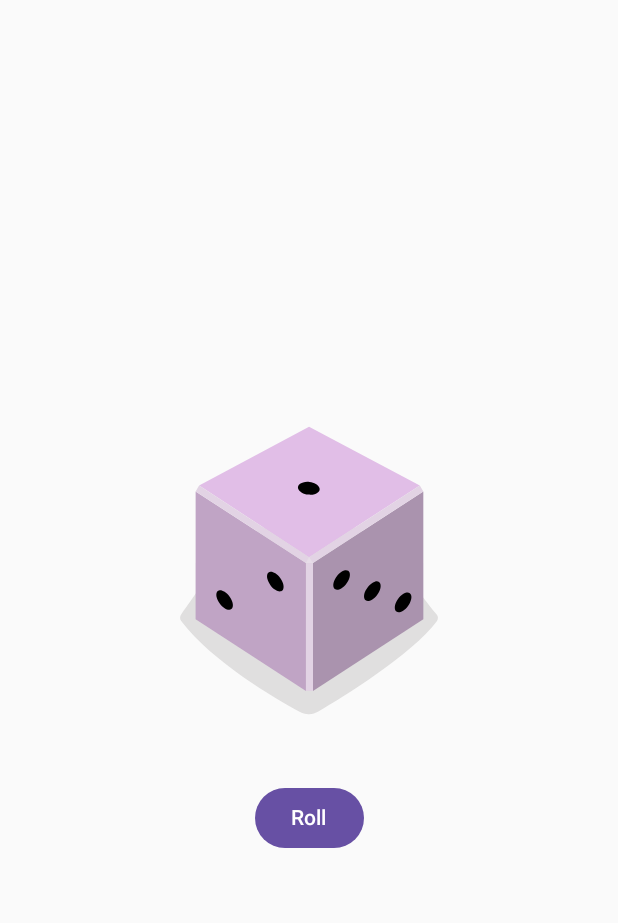
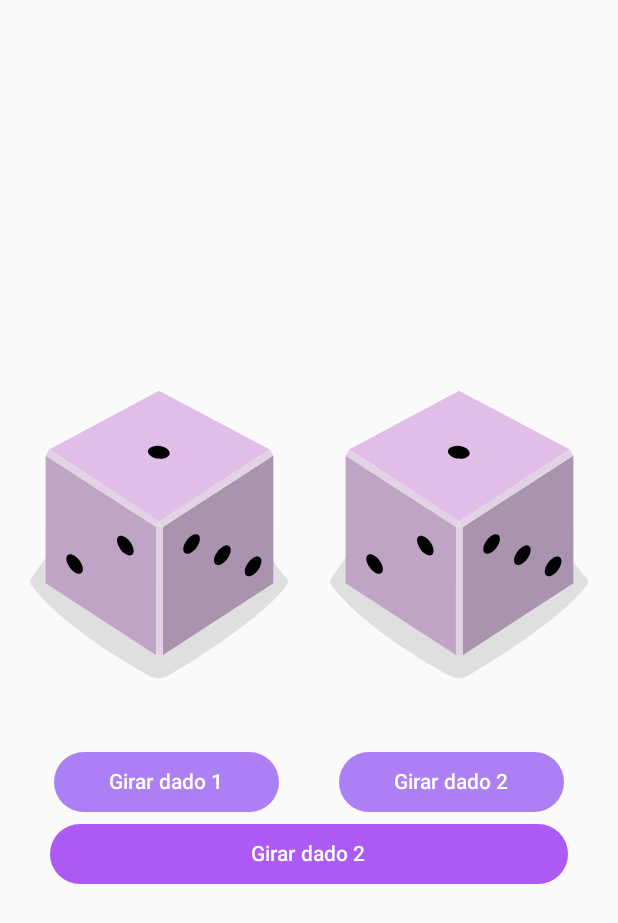
Before and after one commit to MarcEspinosaDev/DiceRoller, an Android app built with Jetpack Compose: the screen it shows after launch (MainActivity), on a phone screen of 412 x 824 dp. Shown: the top 923 px of the screen. Run offline under Robolectric (Android 15) with nearby library versions, the phone set to English and light mode, and no system bars.

Commit message:
Challenge dice roller app

```diff
--- a/app/src/main/java/com/example/marcespinosa/MainActivity.kt
+++ b/app/src/main/java/com/example/marcespinosa/MainActivity.kt
@@ -1,36 +1,34 @@
 package com.example.marcespinosa
 
-import android.media.Image
 import android.os.Bundle
-import android.widget.Button
 import androidx.activity.ComponentActivity
 import androidx.activity.compose.setContent
 import androidx.activity.enableEdgeToEdge
 import androidx.compose.foundation.Image
 import androidx.compose.foundation.layout.Arrangement
 import androidx.compose.foundation.layout.Column
+import androidx.compose.foundation.layout.Row
 import androidx.compose.foundation.layout.Spacer
 import androidx.compose.foundation.layout.fillMaxSize
 import androidx.compose.foundation.layout.height
-import androidx.compose.foundation.layout.padding
+import androidx.compose.foundation.layout.width
 import androidx.compose.foundation.layout.wrapContentSize
 import androidx.compose.material3.Button
+import androidx.compose.material3.ButtonDefaults
 import androidx.compose.material3.MaterialTheme
-import androidx.compose.material3.Scaffold
 import androidx.compose.material3.Text
 import androidx.compose.runtime.Composable
 import androidx.compose.runtime.getValue
 import androidx.compose.runtime.mutableIntStateOf
-import androidx.compose.runtime.mutableStateOf
 import androidx.compose.runtime.remember
 import androidx.compose.runtime.setValue
 import androidx.compose.ui.Alignment
 import androidx.compose.ui.Modifier
+import androidx.compose.ui.graphics.Color
 import androidx.compose.ui.res.painterResource
 import androidx.compose.ui.res.stringResource
 import androidx.compose.ui.tooling.preview.Preview
 import androidx.compose.ui.unit.dp
-import com.example.marcespinosa.ui.theme.MyApplicationTheme
 
 class MainActivity : ComponentActivity() {
     override fun onCreate(savedInstanceState: Bundle?) {
@@ -52,8 +50,9 @@ fun DiceRollerApp() {
 
 @Composable
 fun DiceWithButtonAndImage(modifier: Modifier = Modifier) {
-    var result by remember { mutableIntStateOf(1) }
-    val imageResource = when (result){
+    var result1 by remember { mutableIntStateOf(1) }
+    var result2 by remember { mutableIntStateOf(1) }
+    val imageResource1 = when (result1){
         1 -> R.drawable.dice_1
         2 -> R.drawable.dice_2
         3 -> R.drawable.dice_3
@@ -61,20 +60,73 @@ fun DiceWithButtonAndImage(modifier: Modifier = Modifier) {
         5 -> R.drawable.dice_5
         else -> R.drawable.dice_6
     }
+    val imageResource2 = when (result2){
+        1 -> R.drawable.dice_1
+        2 -> R.drawable.dice_2
+        3 -> R.drawable.dice_3
+        4 -> R.drawable.dice_4
+        5 -> R.drawable.dice_5
+        else -> R.drawable.dice_6
+    }
+
     Column(
         modifier = modifier
             .fillMaxSize()
             .wrapContentSize(Alignment.Center),
         horizontalAlignment = Alignment.CenterHorizontally,
     ) {
-        Image(
-            painter = painterResource(imageResource),
-            contentDescription = result.toString()
-        )
+        Row (
+            horizontalArrangement =  Arrangement.SpaceBetween
+        ){
+            Image(
+                painter = painterResource(imageResource1),
+                contentDescription = result1.toString()
+            )
+
+            Image(
+                painter = painterResource(imageResource2),
+                contentDescription = result2.toString()
+            )
+        }
         Spacer(modifier = Modifier.height(16.dp))
-        Button(onClick = {result = (1..6).random()}){
-            Text(stringResource(R.string.roll))
+        Row(
+            horizontalArrangement = Arrangement.SpaceEvenly
+        ) {
+            Button(onClick = {
+                result1 = (1..6).random()
+            },
+                colors = ButtonDefaults.buttonColors(
+                    containerColor = Color(0xFFAD7FF5)
+                ),
+                modifier = Modifier.width(150.dp)
+            ){
+                Text(stringResource(R.string.roll))
+            }
+
+            Spacer(modifier = Modifier.width(40.dp))
+
+            Button(onClick = {
+                result2 = (1..6).random()
+            },
+                colors = ButtonDefaults.buttonColors(
+                    containerColor = Color(0xFFAD7FF5)
+                ),
+                modifier = Modifier.width(150.dp)
+            ){
+                Text(stringResource(R.string.roll2))
+            }
         }
-
+        Spacer(modifier = Modifier.width(23.dp))
+        Button(onClick = {
+            result1 = (1..6).random()
+            result2 = (1..6).random()
+        },
+            colors = ButtonDefaults.buttonColors(
+                containerColor = Color(0xFFAD5AF5)
+            ),
+            modifier = Modifier.width(345.dp)
+        ){
+            Text(stringResource(R.string.roll2))
+        }
     }
 }
--- a/app/src/main/res/values/strings.xml
+++ b/app/src/main/res/values/strings.xml
@@ -1,3 +1,5 @@
 <resources>
-    <string name="roll">Roll</string>
+    <string name="roll">Girar dado 1</string>
+    <string name="roll2">Girar dado 2</string>
+    <string name="roll12">Girar dado 2</string>
 </resources>
```
